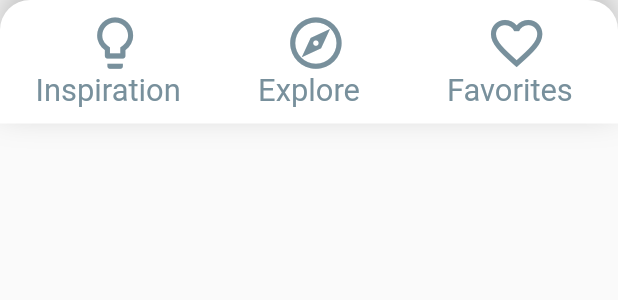
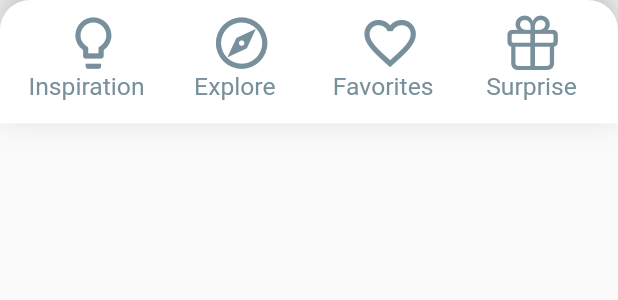
Before and after one commit to hahajens/drink-app, a Flutter app: the CustomNavigationBar widget shown alone on an empty page, opened directly, on a phone screen of 412 x 824 dp. Shown: the top 300 px of the screen. Run offline on Flutter 3.47's test engine with Material 2 defaults, Android fonts, the phone set to English and light mode, and no system bars; our stand-ins replace flutter_spinkit, fluttertoast; network calls fail.

Commit message:
Ändrat med surprise och flyttat klassen navbar

```diff
--- a/AlkoApp/lib/model/Model.dart
+++ b/AlkoApp/lib/model/Model.dart
@@ -237,17 +237,22 @@ class Model extends ChangeNotifier {
   Color _inspirationColor = Colors.blueGrey[400];
   Color _exploreColor = Colors.blueGrey[400];
   Color _favoritesColor = Colors.blueGrey[400];
+  Color _supriseColor = Colors.blueGrey[400];
 
   void setIconColor(item) {
     _inspirationColor = Colors.blueGrey[400];
     _exploreColor = Colors.blueGrey[400];
     _favoritesColor = Colors.blueGrey[400];
+    _supriseColor = Colors.blueGrey[400];
+
     if (item == 0) {
       _inspirationColor = Colors.blueGrey[900];
     } else if (item == 1) {
       _exploreColor = Colors.blueGrey[900];
+    } else if (item == 2) {
+      _favoritesColor = Colors.blueGrey[900];
     } else {
-      _favoritesColor = Colors.blueGrey[900];
+      _supriseColor = Colors.blueGrey[900];
     }
     notifyListeners();
   }
@@ -257,8 +262,10 @@ class Model extends ChangeNotifier {
       return _inspirationColor;
     } else if (item == 1) {
       return _exploreColor;
+    } else if (item == 2) {
+      return _favoritesColor;
     } else {
-      return _favoritesColor;
+      return _supriseColor;
     }
   }
 }
--- a/AlkoApp/lib/views/AgeView.dart
+++ b/AlkoApp/lib/views/AgeView.dart
@@ -54,7 +54,7 @@ class AgeView extends StatelessWidget {
     return Column(
       children: [
         Padding(
-          padding: const EdgeInsets.only(bottom: 30),
+          padding: const EdgeInsets.only(bottom: 30, right: 15, left: 15),
           child: Text(
             "This app contains alcoholic content and you need to be over 20 years to access it.",
             textAlign: TextAlign.center,
--- a/AlkoApp/lib/views/FavoritesView.dart
+++ b/AlkoApp/lib/views/FavoritesView.dart
@@ -2,7 +2,7 @@ import 'package:provider/provider.dart';
 import 'package:flutter/material.dart';
 
 import 'package:AlkoApp/model/Model.dart';
-import 'package:AlkoApp/model/NavigationBar.dart';
+import 'package:AlkoApp/widgets/NavigationBar.dart';
 import 'package:AlkoApp/widgets/CreateDrinkContainer.dart';
 
 class FavoritesView extends StatelessWidget {
--- a/AlkoApp/lib/views/FilterView.dart
+++ b/AlkoApp/lib/views/FilterView.dart
@@ -1,5 +1,5 @@
 import 'package:AlkoApp/model/Model.dart';
-import 'package:AlkoApp/model/NavigationBar.dart';
+import 'package:AlkoApp/widgets/NavigationBar.dart';
 import 'package:AlkoApp/model/IngredientObject.dart';
 import 'package:AlkoApp/widgets/CreateDrinkContainer.dart';
 import 'package:AlkoApp/widgets/Spinner.dart';
--- a/AlkoApp/lib/model/NavigationBar.dart
+++ b/AlkoApp/lib/widgets/NavigationBar.dart
@@ -1,13 +1,14 @@
 import 'dart:io';
+import 'package:flutter/cupertino.dart';
 import 'package:flutter/material.dart';
 import 'package:provider/provider.dart';
 
-import 'Model.dart';
+import 'package:AlkoApp/model/Model.dart';
 
 class CustomNavigationBar extends StatelessWidget {
   final Color _mainColor = Colors.white;
   final double _iconSize = 0.05;
-  final double _fontSize = 0.025;
+  final double _fontSize = 0.020;
 
   Widget build(BuildContext context) {
     var provider = Provider.of<Model>(context);
@@ -34,7 +35,7 @@ class CustomNavigationBar extends StatelessWidget {
           crossAxisAlignment: CrossAxisAlignment.center,
           children: [
             Container(
-              width: MediaQuery.of(context).size.width * 0.3,
+              width: MediaQuery.of(context).size.width * 0.2,
               child: Column(
                 children: [
                   IconButton(
@@ -54,7 +55,7 @@ class CustomNavigationBar extends StatelessWidget {
               ),
             ),
             Container(
-              width: MediaQuery.of(context).size.width * 0.3,
+              width: MediaQuery.of(context).size.width * 0.2,
               child: Column(
                 children: [
                   Column(
@@ -80,7 +81,7 @@ class CustomNavigationBar extends StatelessWidget {
               ),
             ),
             Container(
-              width: MediaQuery.of(context).size.width * 0.3,
+              width: MediaQuery.of(context).size.width * 0.2,
               child: Column(
                 children: [
                   IconButton(
@@ -106,6 +107,30 @@ class CustomNavigationBar extends StatelessWidget {
                 ],
               ),
             ),
+            Container(
+              width: MediaQuery.of(context).size.width * 0.2,
+              child: Column(
+                children: [
+                  IconButton(
+                      icon: Icon(CupertinoIcons.gift, //auto_awesome,
+                          size: MediaQuery.of(context).size.height * _iconSize,
+                          color: provider.getIconColor(3)),
+                      onPressed: () {
+                        provider.randomDrink();
+                        Navigator.pushNamed(context, '/DrinkView',
+                            arguments: provider.randomList[0].idDrink);
+                        provider.setIconColor(3);
+                      }),
+                  Text(
+                    "Surprise",
+                    style: TextStyle(
+                        fontSize:
+                            MediaQuery.of(context).size.height * _fontSize,
+                        color: provider.getIconColor(3)),
+                  )
+                ],
+              ),
+            ),
           ]),
     );
   }
```
Also changed, not shown: AlkoApp/lib/views/DrinkView.dart (+7 -2 lines), AlkoApp/lib/views/StartView.dart (+4 -4 lines).
